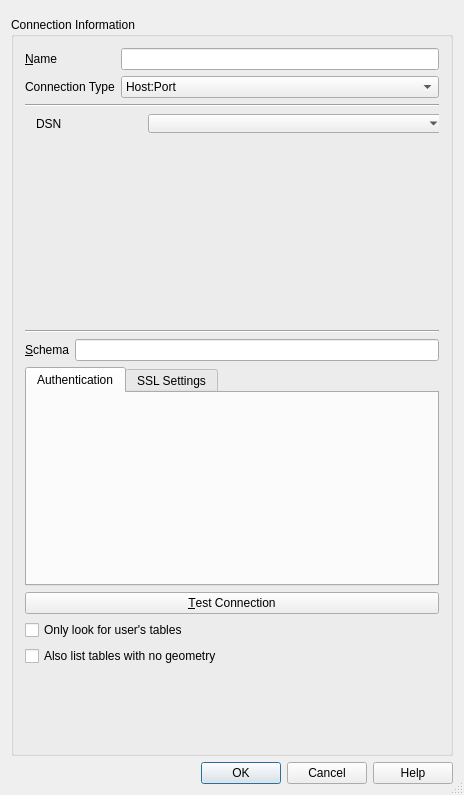
This is src/ui/qgshananewconnectionbase.ui in qgis/QGIS as Qt 5 draws it before an edit. The edited form follows.
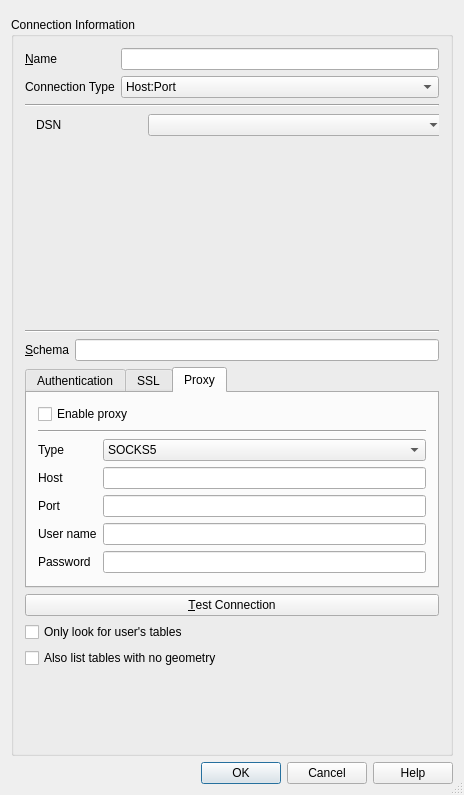
This is the edited form. The open tabs and pages were chosen to show the change. Custom widgets are drawn as their Qt base class.

Commit message: HANA: add proxy support

Patch:
```diff
--- a/src/ui/qgshananewconnectionbase.ui
+++ b/src/ui/qgshananewconnectionbase.ui
@@ -534,7 +534,7 @@
             <x>0</x>
             <y>0</y>
             <width>421</width>
-            <height>31</height>
+            <height>58</height>
            </rect>
           </property>
           <layout class="QFormLayout" name="frmDsn">
@@ -625,7 +625,7 @@
         </widget>
         <widget class="QWidget" name="tbpSSLSettings">
          <attribute name="title">
-          <string>SSL Settings</string>
+          <string>SSL</string>
          </attribute>
          <layout class="QVBoxLayout" name="verticalLayout_4">
           <item>
@@ -701,6 +701,132 @@
           </item>
          </layout>
         </widget>
+        <widget class="QWidget" name="tbpProxySettings">
+         <property name="sizePolicy">
+          <sizepolicy hsizetype="Preferred" vsizetype="Preferred">
+           <horstretch>0</horstretch>
+           <verstretch>0</verstretch>
+          </sizepolicy>
+         </property>
+         <attribute name="title">
+          <string>Proxy</string>
+         </attribute>
+         <layout class="QVBoxLayout" name="verticalLayout_7">
+          <item>
+           <widget class="QCheckBox" name="chkEnableProxy">
+            <property name="text">
+             <string>Enable proxy</string>
+            </property>
+           </widget>
+          </item>
+          <item>
+           <widget class="Line" name="line_5">
+            <property name="orientation">
+             <enum>Qt::Horizontal</enum>
+            </property>
+           </widget>
+          </item>
+          <item>
+           <layout class="QFormLayout" name="frmLayoutProxy">
+            <item row="0" column="0">
+             <widget class="QLabel" name="lblProxyType">
+              <property name="text">
+               <string>Type</string>
+              </property>
+             </widget>
+            </item>
+            <item row="0" column="1">
+             <widget class="QComboBox" name="cmbProxyType">
+              <property name="currentIndex">
+               <number>1</number>
+              </property>
+              <item>
+               <property name="text">
+                <string>HTTP</string>
+               </property>
+              </item>
+              <item>
+               <property name="text">
+                <string>SOCKS5</string>
+               </property>
+              </item>
+             </widget>
+            </item>
+            <item row="1" column="0">
+             <widget class="QLabel" name="lblProxyHost">
+              <property name="text">
+               <string>Host</string>
+              </property>
+             </widget>
+            </item>
+            <item row="1" column="1">
+             <widget class="QLineEdit" name="txtProxyHost">
+              <property name="sizePolicy">
+               <sizepolicy hsizetype="Preferred" vsizetype="Fixed">
+                <horstretch>0</horstretch>
+                <verstretch>0</verstretch>
+               </sizepolicy>
+              </property>
+             </widget>
+            </item>
+            <item row="2" column="0">
+             <widget class="QLabel" name="lblProxyPort">
+              <property name="text">
+               <string>Port</string>
+              </property>
+             </widget>
+            </item>
+            <item row="2" column="1">
+             <widget class="QLineEdit" name="txtProxyPort">
+              <property name="sizePolicy">
+               <sizepolicy hsizetype="Preferred" vsizetype="Fixed">
+                <horstretch>0</horstretch>
+                <verstretch>0</verstretch>
+               </sizepolicy>
+              </property>
+             </widget>
+            </item>
+            <item row="3" column="0">
+             <widget class="QLabel" name="lblProxyUsername">
+              <property name="text">
+               <string>User name</string>
+              </property>
+             </widget>
+            </item>
+            <item row="3" column="1">
+             <widget class="QLineEdit" name="txtProxyUsername">
+              <property name="sizePolicy">
+               <sizepolicy hsizetype="Preferred" vsizetype="Fixed">
+                <horstretch>0</horstretch>
+                <verstretch>0</verstretch>
+               </sizepolicy>
+              </property>
+             </widget>
+            </item>
+            <item row="4" column="0">
+             <widget class="QLabel" name="lblProxyPassword">
+              <property name="text">
+               <string>Password</string>
+              </property>
+             </widget>
+            </item>
+            <item row="4" column="1">
+             <widget class="QLineEdit" name="txtProxyPassword">
+              <property name="sizePolicy">
+               <sizepolicy hsizetype="Preferred" vsizetype="Fixed">
+                <horstretch>0</horstretch>
+                <verstretch>0</verstretch>
+               </sizepolicy>
+              </property>
+              <property name="echoMode">
+               <enum>QLineEdit::Password</enum>
+              </property>
+             </widget>
+            </item>
+           </layout>
+          </item>
+         </layout>
+        </widget>
        </widget>
       </item>
       <item>
```
Left out of the diff: 2 changed lines with no effect on the pictures. The commit also changes 9 other files.
